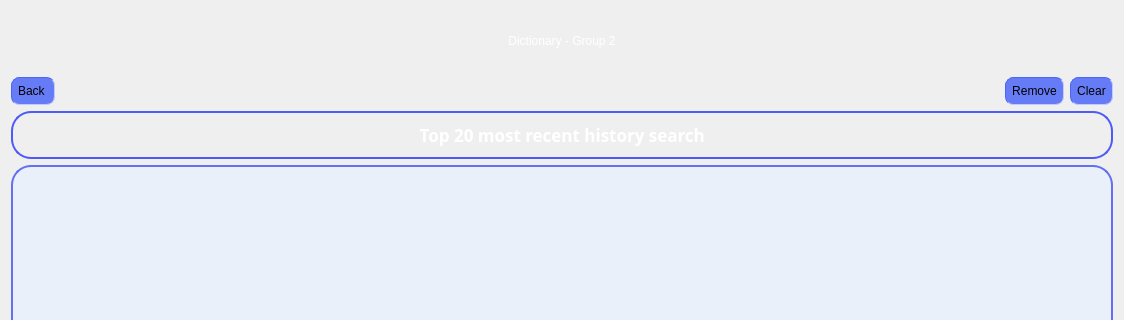
This is historyscreen.ui in OHonSam/CS163_Group2_Dictionary as Qt 5 draws it before an edit; both pictures show x 0 to 1124 and y 0 to 320 of the 1124 by 711 pixel window. The edited form follows.
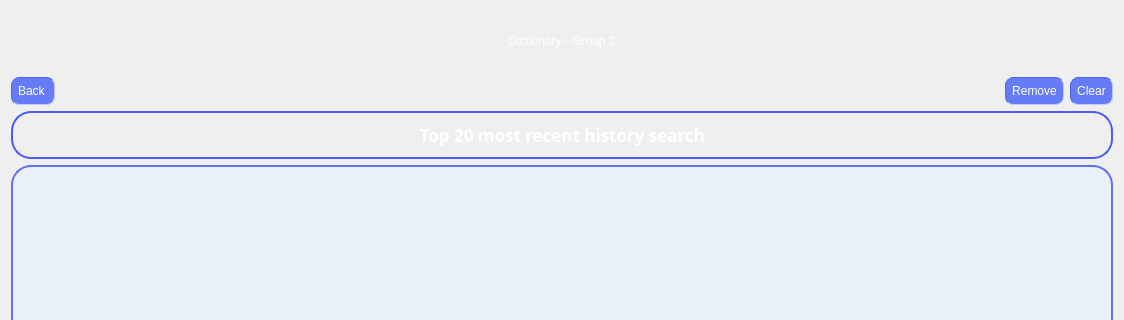
This is the edited form. Icons and pictures are not drawn.

Commit message: change font color

Patch:
```diff
--- a/historyscreen.ui
+++ b/historyscreen.ui
@@ -32,7 +32,8 @@
   min-height: 1px;
   min-width: 1px;
 background-color: rgb(102, 124, 246);
-font: 11pt &quot;Comfortaa&quot;;</string>
+font: 11pt &quot;Comfortaa&quot;;
+color: white;</string>
          </property>
          <property name="text">
           <string>Back </string>
@@ -63,7 +64,8 @@
   min-height: 1px;
   min-width: 1px;
 background-color: rgb(102, 124, 246);
-font: 11pt &quot;Comfortaa&quot;;</string>
+font: 11pt &quot;Comfortaa&quot;;
+color: white;</string>
          </property>
          <property name="text">
           <string>Remove</string>
@@ -87,7 +89,8 @@
   min-height: 1px;
   min-width: 1px;
 background-color: rgb(102, 124, 246);
-font: 11pt &quot;Comfortaa&quot;;</string>
+font: 11pt &quot;Comfortaa&quot;;
+color: white;</string>
          </property>
          <property name="text">
           <string>Clear</string>
```
